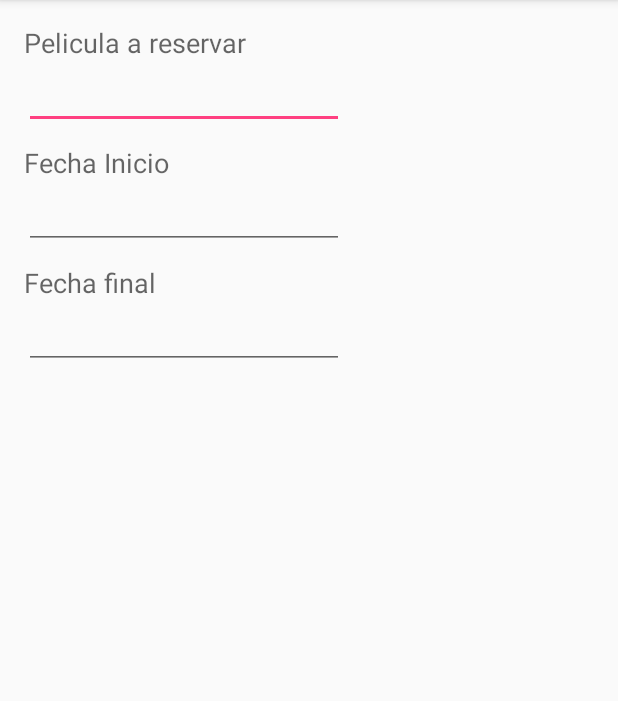
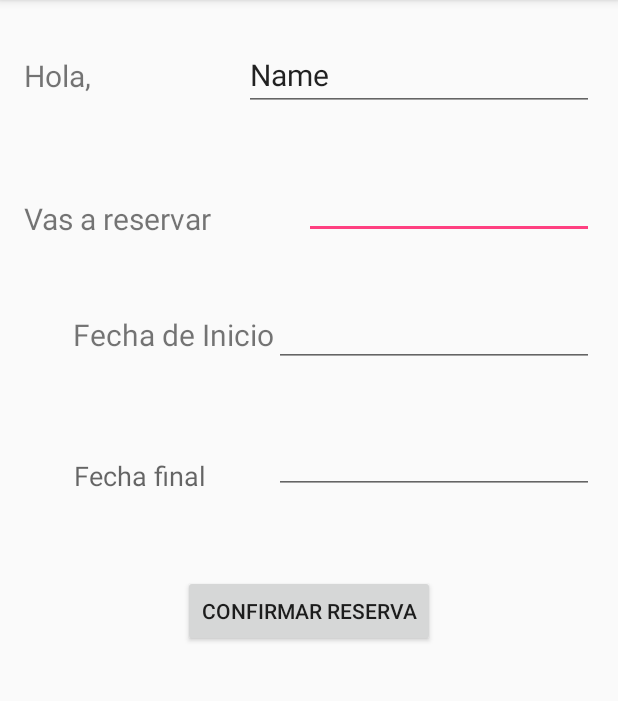
Before and after one commit to kapc0403/ParcialPeliculasReserva, an Android app: the Reserva screen opened directly, with no data from a screen before it, on a phone screen of 412 x 824 dp, the part 84-785 px from its top. Run offline under Robolectric (Android 15) with nearby library versions, the phone set to English and light mode, and no system bars.

Commit message:
Integración de informe por pelicula

```diff
--- a/app/src/main/java/reserva_peliculas_parcial/com/parcialpeliculasreserva/Reserva.java
+++ b/app/src/main/java/reserva_peliculas_parcial/com/parcialpeliculasreserva/Reserva.java
@@ -1,12 +1,17 @@
 package reserva_peliculas_parcial.com.parcialpeliculasreserva;
 
+import android.content.ContentValues;
+import android.content.Intent;
+import android.database.sqlite.SQLiteDatabase;
 import android.support.v7.app.AppCompatActivity;
 import android.os.Bundle;
+import android.view.View;
+import android.widget.EditText;
 import android.widget.TextView;
 
 public class Reserva extends AppCompatActivity {
 
-    private TextView etNombrePelicula;
+    EditText et1,et2,et3,et4;
 
 
     @Override
@@ -15,8 +20,41 @@ public class Reserva extends AppCompatActivity {
         setContentView(R.layout.activity_reserva);
 
         String nombre = getIntent().getStringExtra("nombrePelicula");
-        etNombrePelicula = (TextView)findViewById(R.id.etNombrePelicula);
-        etNombrePelicula.setText(nombre);
 
+        et1 = (EditText) findViewById(R.id.et1);
+        et2 = (EditText) findViewById(R.id.et2);
+        et3 = (EditText) findViewById(R.id.et3);
+        et4 = (EditText) findViewById(R.id.et4);
+        //Se le envia al campo et2(Nombre Pelicula) la variable que traemos con el intent
+        et2.setText(nombre);
     }
+
+    public void registrarPeli(View view){
+        DBHelper admin= new DBHelper(this, "Unac", null, 1);
+        SQLiteDatabase db=admin.getWritableDatabase();
+
+        String usuarioQreserva = et1.getText().toString();
+        String nombrePelicula = et2.getText().toString();
+        String fechaInicio = et3.getText().toString();
+        String fechaFin = et4.getText().toString();
+
+
+        int costoCalculado = Integer.parseInt(fechaFin) - Integer.parseInt(fechaInicio);
+
+
+        //Obtener los valores para poder insertar
+        ContentValues values = new ContentValues();
+        values.put("usuarioQreserva", usuarioQreserva);
+        values.put("peliculaAreservar", nombrePelicula);
+        values.put("fechaInicio", fechaInicio);
+        values.put("fechaFin", fechaFin);
+        values.put("costo", costoCalculado);
+
+        db.insert("reservas", null, values);
+        db.close();
+
+        Intent ven = new Intent(this, listaPeliculas.class);
+        startActivity(ven);
+    }
+
 }
--- a/app/src/main/res/layout/activity_reserva.xml
+++ b/app/src/main/res/layout/activity_reserva.xml
@@ -14,37 +14,23 @@
         android:layout_height="wrap_content"
         android:inputType="textPersonName"
         android:ems="10"
-        android:id="@+id/etNombrePelicula"
-        android:layout_below="@+id/textView6"
-        android:layout_alignParentStart="true" />
-
-    <TextView
-        android:layout_width="wrap_content"
-        android:layout_height="wrap_content"
-        android:textAppearance="?android:attr/textAppearanceMedium"
-        android:text="Pelicula a reservar"
-        android:id="@+id/textView6"
-        android:layout_alignParentTop="true"
-        android:layout_alignParentStart="true" />
-
-    <TextView
-        android:layout_width="wrap_content"
-        android:layout_height="wrap_content"
-        android:textAppearance="?android:attr/textAppearanceMedium"
-        android:text="Fecha Inicio"
-        android:id="@+id/textView11"
-        android:layout_below="@+id/etNombrePelicula"
-        android:layout_alignParentStart="true"
-        android:layout_marginTop="10dp" />
+        android:id="@+id/et2"
+        android:textAlignment="center"
+        android:layout_marginTop="40dp"
+        android:layout_below="@+id/et1"
+        android:layout_marginLeft="20dp"
+        android:layout_alignStart="@+id/et3" />
 
     <EditText
         android:layout_width="wrap_content"
         android:layout_height="wrap_content"
         android:inputType="date"
         android:ems="10"
-        android:id="@+id/editText"
-        android:layout_below="@+id/textView11"
-        android:layout_alignParentStart="true" />
+        android:id="@+id/et3"
+        android:textAlignment="center"
+        android:layout_alignTop="@+id/textView11"
+        android:layout_alignParentEnd="true"
+        android:layout_marginTop="-10dp" />
 
     <TextView
         android:layout_width="wrap_content"
@@ -52,16 +38,73 @@
         android:textAppearance="?android:attr/textAppearanceMedium"
         android:text="Fecha final"
         android:id="@+id/textView12"
-        android:layout_below="@+id/editText"
-        android:layout_alignParentStart="true"
-        android:layout_marginTop="10dp" />
+        android:textAlignment="center"
+        android:layout_below="@+id/et3"
+        android:layout_alignStart="@+id/textView11"
+        android:layout_marginTop="60dp" />
 
     <EditText
         android:layout_width="wrap_content"
         android:layout_height="wrap_content"
         android:inputType="date"
         android:ems="10"
-        android:id="@+id/editText2"
+        android:id="@+id/et4"
+        android:textAlignment="center"
+        android:layout_alignBottom="@+id/textView12"
+        android:layout_alignParentEnd="true"
+        android:layout_marginTop="10dp" />
+
+    <TextView
+        android:layout_width="wrap_content"
+        android:layout_height="wrap_content"
+        android:textAppearance="?android:attr/textAppearanceSmall"
+        android:text="Hola, "
+        android:id="@+id/textView6"
+        android:textSize="20dp"
+        android:layout_alignBottom="@+id/et1"
+        android:layout_alignParentStart="true"
+        android:layout_marginBottom="10dp" />
+
+    <EditText
+        android:layout_width="wrap_content"
+        android:layout_height="wrap_content"
+        android:inputType="textPersonName"
+        android:text="Name"
+        android:ems="10"
+        android:id="@+id/et1"
+        android:textSize="20dp"
+        android:layout_alignParentTop="true"
+        android:layout_alignEnd="@+id/et2"
+        android:layout_marginTop="10dp" />
+
+    <TextView
+        android:layout_width="wrap_content"
+        android:layout_height="wrap_content"
+        android:textAppearance="?android:attr/textAppearanceSmall"
+        android:text="Vas a reservar"
+        android:id="@+id/textView13"
+        android:textSize="20dp"
+        android:layout_alignBottom="@+id/et2"
+        android:layout_alignParentStart="true" />
+
+    <TextView
+        android:layout_width="wrap_content"
+        android:layout_height="wrap_content"
+        android:textAppearance="?android:attr/textAppearanceSmall"
+        android:text="Fecha de Inicio"
+        android:id="@+id/textView11"
+        android:textSize="20dp"
+        android:layout_below="@+id/textView13"
+        android:layout_marginTop="50dp"
+        android:layout_toStartOf="@+id/et2" />
+
+    <Button
+        android:layout_width="wrap_content"
+        android:layout_height="wrap_content"
+        android:text="Confirmar Reserva"
+        android:id="@+id/button5"
         android:layout_below="@+id/textView12"
-        android:layout_alignParentStart="true" />
+        android:layout_centerHorizontal="true"
+        android:layout_marginTop="54dp" />
+
 </RelativeLayout>
```
Also changed, not shown: app/src/main/java/reserva_peliculas_parcial/com/parcialpeliculasreserva/DBHelper.java (+8 -5 lines), app/src/main/java/reserva_peliculas_parcial/com/parcialpeliculasreserva/OperacionesBD.java (+15 -1 lines).
